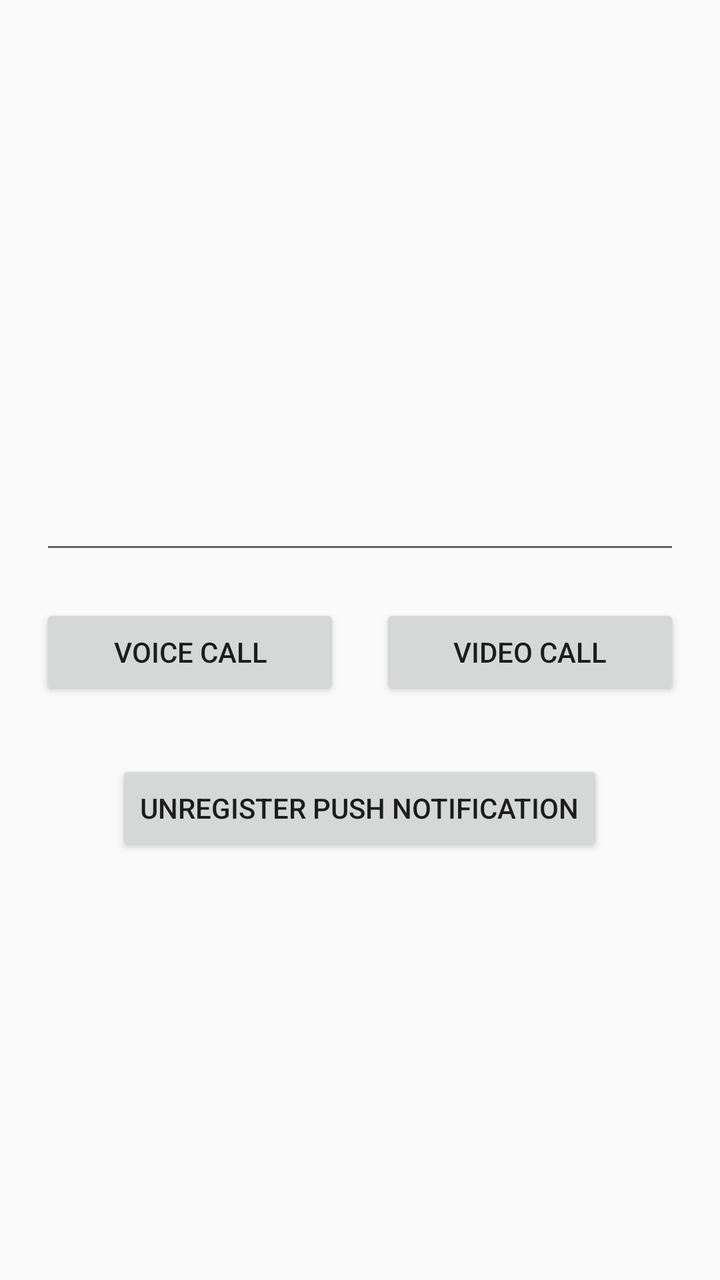
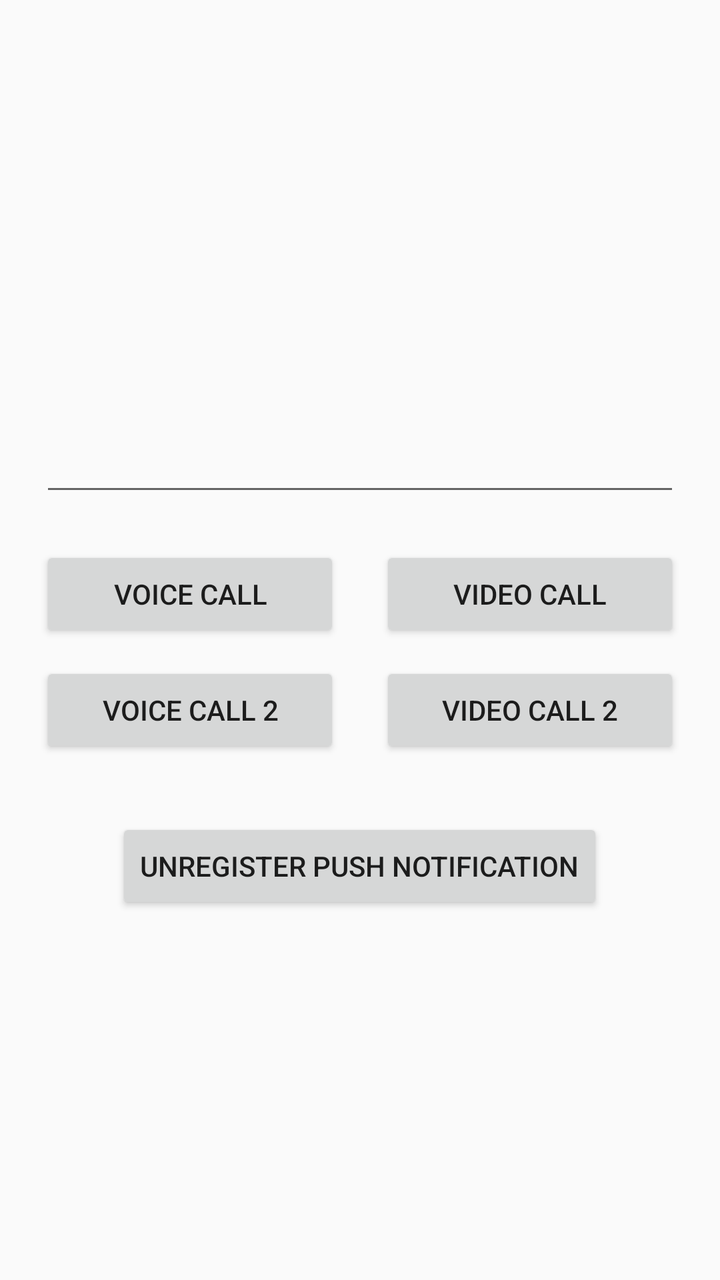

The first picture is an Android layout as it rendered before a commit; the second is the same layout after the commit. The layout source and the unified diff follow.
<!-- AndroidManifest.xml: application theme AppTheme -->
<!-- res/layout/activity_main.xml -->
<?xml version="1.0" encoding="utf-8"?>
<RelativeLayout xmlns:android="http://schemas.android.com/apk/res/android"
    android:layout_width="match_parent"
    android:layout_height="match_parent">

    <TextView
        android:id="@+id/tv_userid"
        android:layout_width="wrap_content"
        android:layout_height="wrap_content"
        android:layout_margin="10dp"
        android:textColor="#000000"
        android:textSize="24sp" />

    <LinearLayout
        android:layout_width="match_parent"
        android:layout_height="wrap_content"
        android:layout_centerInParent="true"
        android:gravity="center_horizontal"
        android:orientation="vertical">

        <EditText
            android:id="@+id/et_to"
            android:layout_width="match_parent"
            android:layout_height="50dp"
            android:layout_margin="20dp" />

        <LinearLayout
            android:layout_width="wrap_content"
            android:layout_height="wrap_content">

            <Button
                android:id="@+id/btn_voice_call"
                android:layout_width="150dp"
                android:layout_height="wrap_content"
                android:text="Voice call" />

            <Button
                android:id="@+id/btn_video_call"
                android:layout_width="150dp"
                android:layout_height="wrap_content"
                android:layout_marginLeft="20dp"
                android:text="Video Call" />
        </LinearLayout>

        <Button
            android:id="@+id/btn_unregister"
            android:layout_width="wrap_content"
            android:layout_height="wrap_content"
            android:layout_marginTop="30dp"
            android:text="Unregister push notification" />

    </LinearLayout>

</RelativeLayout>
<!-- resources referenced by this layout -->
<resources>
  <style name="AppTheme" parent="Theme.AppCompat.Light.DarkActionBar">
          
          <item name="colorPrimary">@color/colorPrimary</item>
          <item name="colorPrimaryDark">@color/colorPrimaryDark</item>
          <item name="colorAccent">@color/colorAccent</item>
      </style>
  <color name="colorPrimary">#3F51B5</color>
  <color name="colorPrimaryDark">#303F9F</color>
  <color name="colorAccent">#FF4081</color>
</resources>

<!-- the commit's change to res/layout/activity_main.xml (unified diff, before → after) -->
@@ -42,6 +42,25 @@
                 android:text="Video Call" />
         </LinearLayout>
 
+        <LinearLayout
+            android:layout_width="wrap_content"
+            android:layout_height="wrap_content"
+            android:layout_marginTop="10dp">
+
+            <Button
+                android:id="@+id/btn_voice_call2"
+                android:layout_width="150dp"
+                android:layout_height="wrap_content"
+                android:text="Voice call 2" />
+
+            <Button
+                android:id="@+id/btn_video_call2"
+                android:layout_width="150dp"
+                android:layout_height="wrap_content"
+                android:layout_marginLeft="20dp"
+                android:text="Video Call 2" />
+        </LinearLayout>
+
         <Button
             android:id="@+id/btn_unregister"
             android:layout_width="wrap_content"
